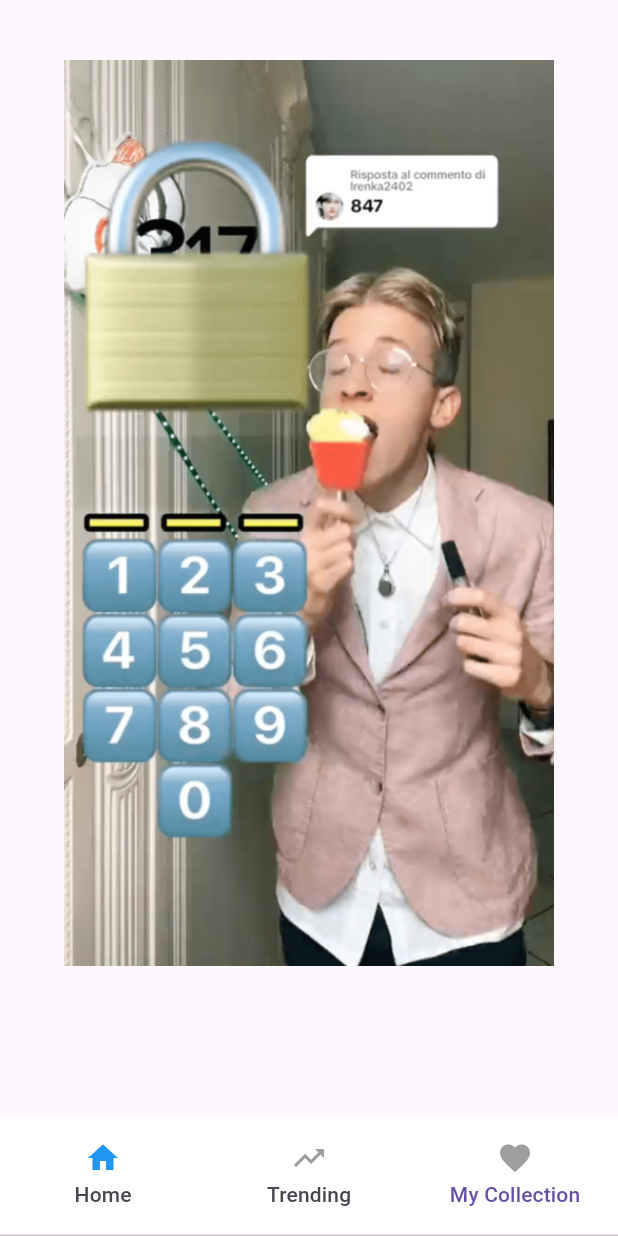
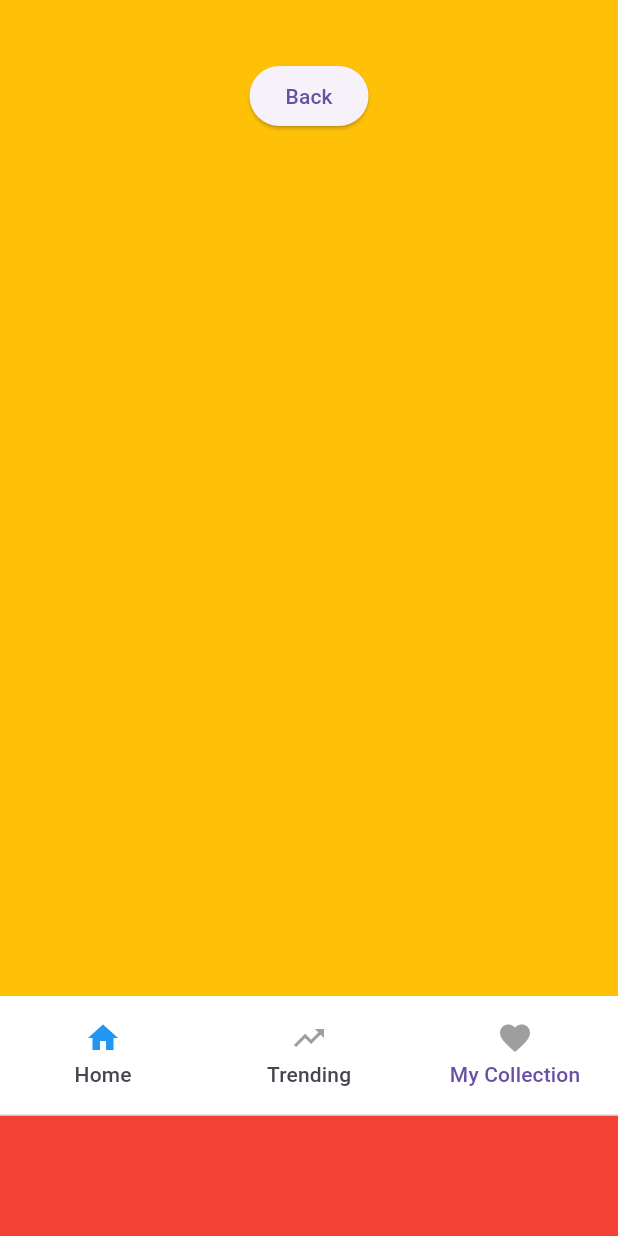
Before and after one commit to Hnonstoph00/flutter1, a Flutter app: the screen it shows after launch, item 3 of the bottom bar chosen, on a phone screen of 412 x 824 dp. Run offline on Flutter 3.47's test engine with Material 3 defaults, Android fonts, the phone set to English and light mode, and no system bars.

Commit message:
huyha/pop

```diff
--- a/lib/Screen/MyCollection/my_collection_view.dart
+++ b/lib/Screen/MyCollection/my_collection_view.dart
@@ -1,5 +1,3 @@
-
-
 import 'package:flutter/material.dart';
 
 class MyCollectionView extends StatelessWidget {
@@ -8,6 +6,21 @@ class MyCollectionView extends StatelessWidget {
   @override
   Widget build(BuildContext context) {
     // TODO: implement build
-    return Container(padding: const EdgeInsets.only(left: 40, right: 40, top: 40, bottom: 100), child: const Center(child: Image(image: AssetImage('lib/assets/images/lockcode.png'))));
+    return Container(
+        color: Colors.amber,
+        padding:
+            const EdgeInsets.only(left: 40, right: 40, top: 40, bottom: 100),
+        child: Container(
+            color: Colors.amber,
+            child: Column(
+              children: [
+                ElevatedButton(
+                    onPressed: () {
+                      Navigator.pop(context);
+                      print("LOG + back buton tapped");
+                    },
+                    child: const Text("Back"))
+              ],
+            )));
   }
 }
--- a/lib/main.dart
+++ b/lib/main.dart
@@ -27,7 +27,8 @@ class MainView extends StatefulWidget {
   _MainViewState createState() => _MainViewState();
 }
 
-class _MainViewState extends State<MainView> with SingleTickerProviderStateMixin {
+class _MainViewState extends State<MainView>
+    with SingleTickerProviderStateMixin {
   late final TabController _tabController;
 
   @override
@@ -62,15 +63,28 @@ class _MainViewState extends State<MainView> with SingleTickerProviderStateMixin
             height: 80.0, // Fixed height for the TabBar
             child: TabBar(
               controller: _tabController,
-                            indicator: BoxDecoration(), // Removes the tab indicator
+              indicator: BoxDecoration(), // Removes the tab indicator
 
               tabs: [
-                CustomTab(icon: Icons.home, label: 'Home', index: 0, controller: _tabController),
-                CustomTab(icon: Icons.trending_up, label: 'Trending', index: 1, controller: _tabController),
-                CustomTab(icon: Icons.favorite, label: 'My Collection', index: 2, controller: _tabController),
+                CustomTab(
+                    icon: Icons.home,
+                    label: 'Home',
+                    index: 0,
+                    controller: _tabController),
+                CustomTab(
+                    icon: Icons.trending_up,
+                    label: 'Trending',
+                    index: 1,
+                    controller: _tabController),
+                CustomTab(
+                    icon: Icons.favorite,
+                    label: 'My Collection',
+                    index: 2,
+                    controller: _tabController),
               ],
             ),
           ),
+          Container(height: 80, color: Colors.red,)
         ],
       ),
     );
@@ -97,7 +111,9 @@ class CustomTab extends StatelessWidget {
     return Tab(
       icon: Icon(
         icon,
-        color: isSelected ? Colors.blue : Colors.grey, // Change icon color based on selection
+        color: isSelected
+            ? Colors.blue
+            : Colors.grey, // Change icon color based on selection
       ),
       text: label,
     );
```
